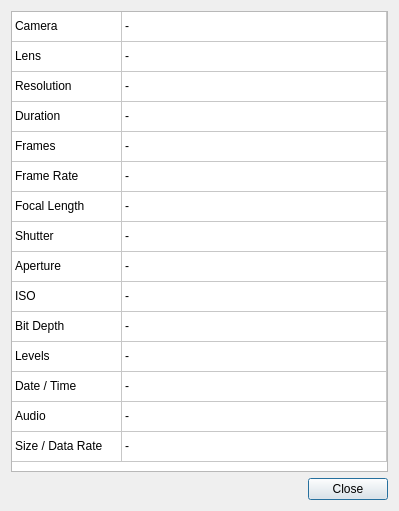
Above: platform/qt/InfoDialog.ui from ilia3101/MLV-App before the change. Below: the same form after it.
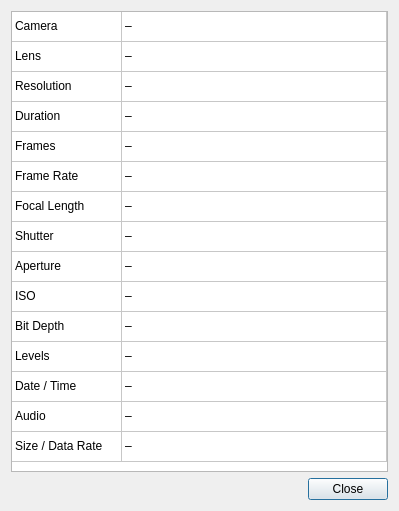
That is the form after the change.

Diff of the .ui file:
```diff
--- a/platform/qt/InfoDialog.ui
+++ b/platform/qt/InfoDialog.ui
@@ -158,7 +158,7 @@
      </item>
      <item row="0" column="1">
       <property name="text">
-       <string>-</string>
+       <string>–</string>
       </property>
      </item>
      <item row="1" column="0">
@@ -168,7 +168,7 @@
      </item>
      <item row="1" column="1">
       <property name="text">
-       <string>-</string>
+       <string>–</string>
       </property>
      </item>
      <item row="2" column="0">
@@ -178,7 +178,7 @@
      </item>
      <item row="2" column="1">
       <property name="text">
-       <string>-</string>
+       <string>–</string>
       </property>
      </item>
      <item row="3" column="0">
@@ -188,7 +188,7 @@
      </item>
      <item row="3" column="1">
       <property name="text">
-       <string>-</string>
+       <string>–</string>
       </property>
      </item>
      <item row="4" column="0">
@@ -198,7 +198,7 @@
      </item>
      <item row="4" column="1">
       <property name="text">
-       <string>-</string>
+       <string>–</string>
       </property>
      </item>
      <item row="5" column="0">
@@ -208,7 +208,7 @@
      </item>
      <item row="5" column="1">
       <property name="text">
-       <string>-</string>
+       <string>–</string>
       </property>
      </item>
      <item row="6" column="0">
@@ -218,7 +218,7 @@
      </item>
      <item row="6" column="1">
       <property name="text">
-       <string>-</string>
+       <string>–</string>
       </property>
      </item>
      <item row="7" column="0">
@@ -228,7 +228,7 @@
      </item>
      <item row="7" column="1">
       <property name="text">
-       <string>-</string>
+       <string>–</string>
       </property>
      </item>
      <item row="8" column="0">
@@ -238,7 +238,7 @@
      </item>
      <item row="8" column="1">
       <property name="text">
-       <string>-</string>
+       <string>–</string>
       </property>
      </item>
      <item row="9" column="0">
@@ -248,7 +248,7 @@
      </item>
      <item row="9" column="1">
       <property name="text">
-       <string>-</string>
+       <string>–</string>
       </property>
      </item>
      <item row="10" column="0">
@@ -258,7 +258,7 @@
      </item>
      <item row="10" column="1">
       <property name="text">
-       <string>-</string>
+       <string>–</string>
       </property>
      </item>
      <item row="11" column="0">
@@ -268,7 +268,7 @@
      </item>
      <item row="11" column="1">
       <property name="text">
-       <string>-</string>
+       <string>–</string>
       </property>
      </item>
      <item row="12" column="0">
@@ -278,7 +278,7 @@
      </item>
      <item row="12" column="1">
       <property name="text">
-       <string>-</string>
+       <string>–</string>
       </property>
      </item>
      <item row="13" column="0">
@@ -288,7 +288,7 @@
      </item>
      <item row="13" column="1">
       <property name="text">
-       <string>-</string>
+       <string>–</string>
       </property>
      </item>
      <item row="14" column="0">
@@ -298,7 +298,7 @@
      </item>
      <item row="14" column="1">
       <property name="text">
-       <string>-</string>
+       <string>–</string>
       </property>
      </item>
     </widget>
```
